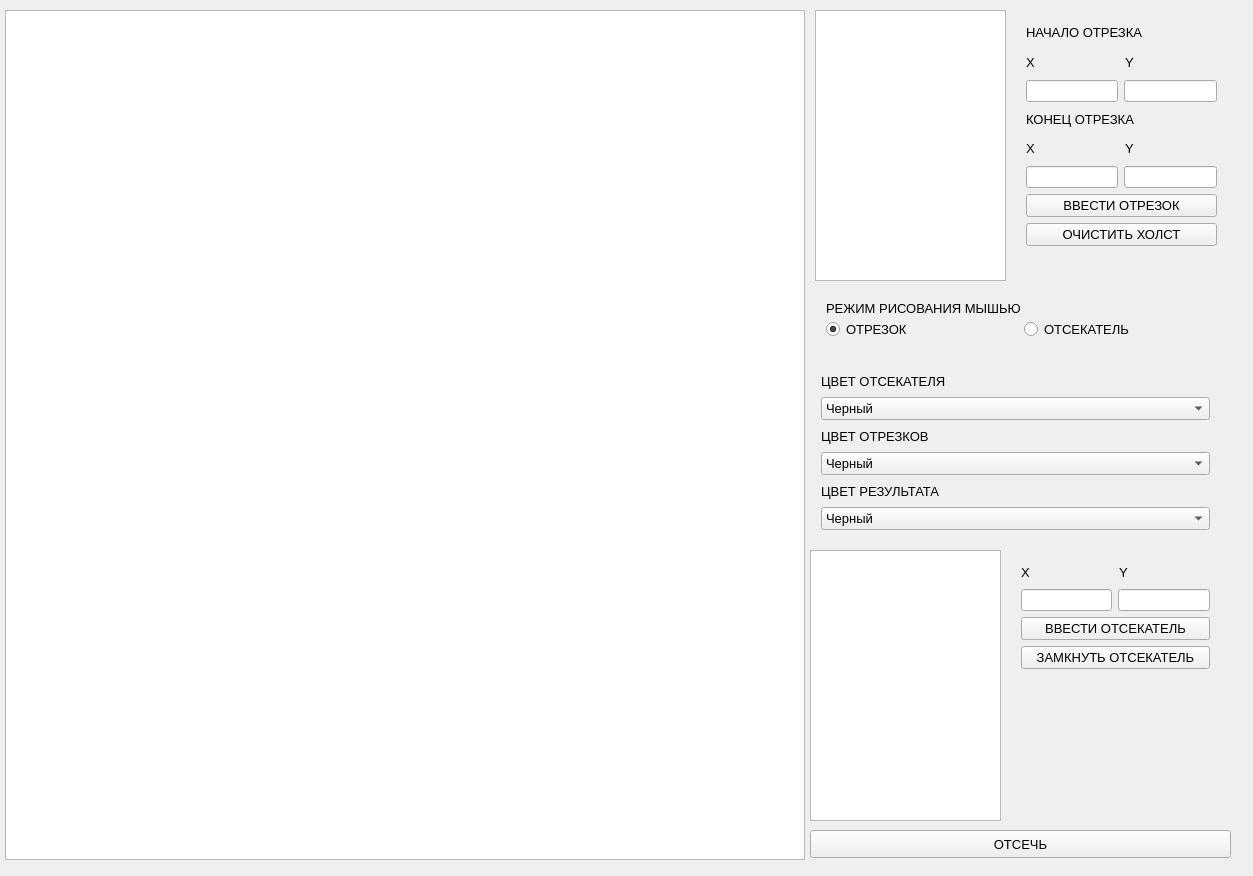
This is ksupol/lab_08/mainwindow.ui in SGCube/IU7-Computer-Graphics as Qt 5 draws it before an edit. The edited form follows.
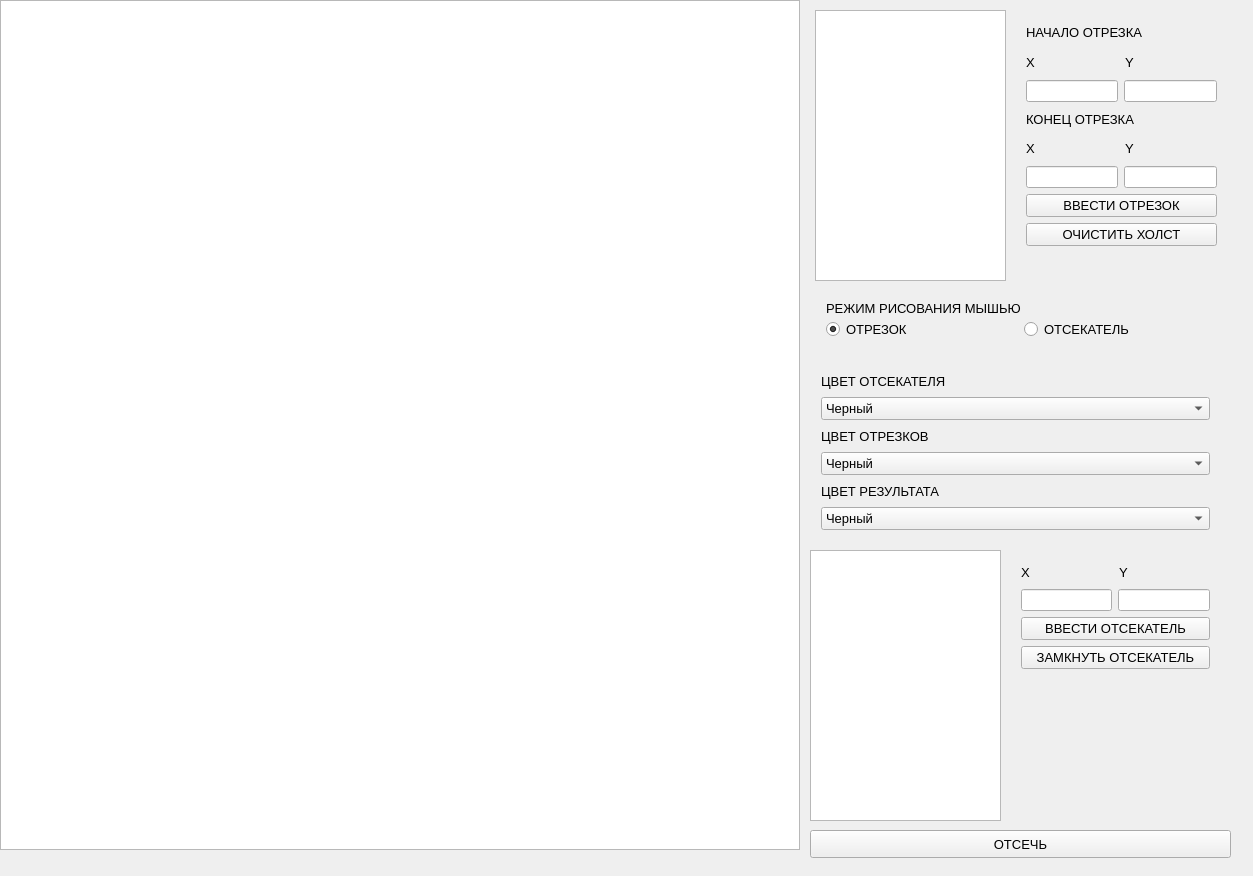
This is the edited form.

What changed in the file:
```diff
--- a/ksupol/lab_08/mainwindow.ui
+++ b/ksupol/lab_08/mainwindow.ui
@@ -285,8 +285,8 @@
    <widget class="QGraphicsView" name="graphics">
     <property name="geometry">
      <rect>
-      <x>5</x>
-      <y>10</y>
+      <x>0</x>
+      <y>0</y>
       <width>800</width>
       <height>850</height>
      </rect>
@@ -454,7 +454,7 @@
      </rect>
     </property>
    </widget>
-   <widget class="QWidget" name="">
+   <widget class="QWidget" name="layoutWidget">
     <property name="geometry">
      <rect>
       <x>1010</x>
```
